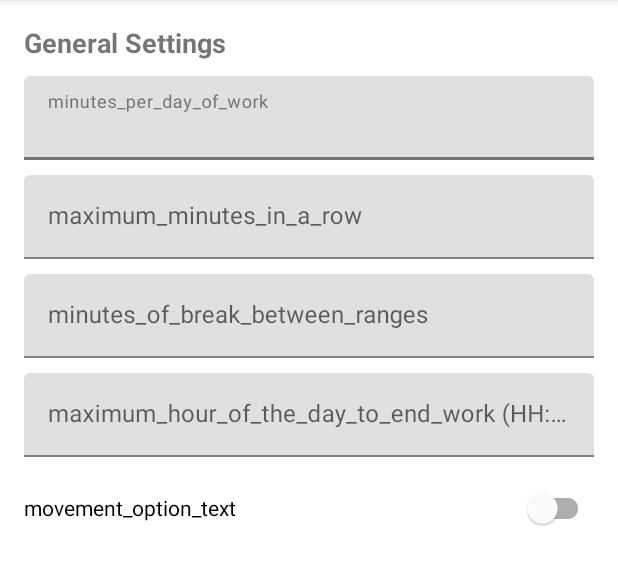
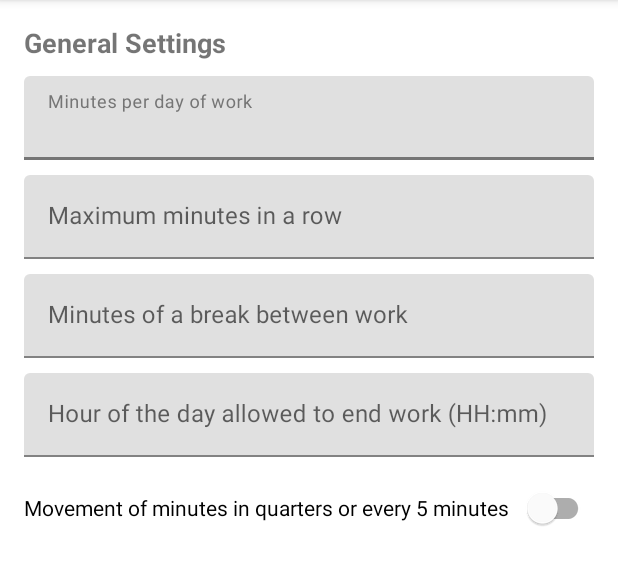
Before and after one commit to totopoloco/android_hours, an Android app: the fragment SettingsFragment shown on its own in the app's theme, on a phone screen of 412 x 824 dp, the part 84-669 px from its top. Run offline under Robolectric (Android 15) with nearby library versions, the phone set to English and light mode, and no system bars; our stand-ins replace Room's generated code; 2 statements that could not run were skipped.

Commit message:
none starts using the properties values

```diff
--- a/app/src/main/AndroidManifest.xml
+++ b/app/src/main/AndroidManifest.xml
@@ -13,7 +13,6 @@
         <activity
                 android:name=".MainActivity"
                 android:exported="true"
-                android:label="@string/app_name"
                 android:theme="@style/Theme.Hours.NoActionBar">
 
         <intent-filter>
--- a/app/src/main/java/at/mavila/android/hours/calculation/TimeUtilitiesService.java
+++ b/app/src/main/java/at/mavila/android/hours/calculation/TimeUtilitiesService.java
@@ -8,6 +8,7 @@ import java.math.RoundingMode;
 import java.time.LocalDateTime;
 import java.time.temporal.ChronoUnit;
 import java.util.List;
+import java.util.Locale;
 import java.util.Objects;
 import java.util.Random;
 
@@ -77,7 +78,7 @@ public final class TimeUtilitiesService {
     long duration = getDurationInMinutes(start, end);
     long hours = duration / 60;
     long minutes = duration % 60;
-    return String.format("%02d:%02d", hours, minutes);
+    return String.format(Locale.getDefault(), "%02d:%02d", hours, minutes);
   }
 
   /**
--- a/app/src/main/java/at/mavila/android/hours/ui/settings/SettingsFragment.java
+++ b/app/src/main/java/at/mavila/android/hours/ui/settings/SettingsFragment.java
@@ -68,7 +68,17 @@ public class SettingsFragment extends Fragment {
 
     });
     minutesPerDayOfWorkEditInputText.addTextChangedListener(
-        new TextInputWatcher(settingsViewModel, SettingsField.MINUTES_PER_DAY_OF_WORK));
+        getTextInputWatcher(
+            settingsViewModel,
+            SettingsField.MINUTES_PER_DAY_OF_WORK,
+            minutesPerDayOfWorkEditInputText)
+    );
+  }
+
+  private static TextInputWatcher getTextInputWatcher(final SettingsViewModel settingsViewModel,
+                                                      final SettingsField settingsField,
+                                                      final TextInputEditText minutesPerDayOfWorkEditInputText) {
+    return new TextInputWatcher(settingsViewModel, settingsField, minutesPerDayOfWorkEditInputText);
   }
 
   @Override
--- a/app/src/main/res/layout/fragment_settings.xml
+++ b/app/src/main/res/layout/fragment_settings.xml
@@ -29,7 +29,7 @@
       <TextView
               android:layout_width="wrap_content"
               android:layout_height="wrap_content"
-              android:text="General Settings"
+              android:text="@string/general_settings"
               android:textSize="18sp"
               android:textStyle="bold" />
 
@@ -47,7 +47,7 @@
                 android:layout_width="match_parent"
                 android:layout_height="wrap_content"
                 android:inputType="number"
-                android:hint="minutes_per_day_of_work"
+                android:hint="@string/minutes_per_day_of_work"
                 android:maxWidth="360dp" />
 
       </com.google.android.material.textfield.TextInputLayout>
@@ -66,7 +66,7 @@
                 android:layout_width="match_parent"
                 android:layout_height="wrap_content"
                 android:inputType="number"
-                android:hint="maximum_minutes_in_a_row"
+                android:hint="@string/maximum_minutes_in_a_row"
                 android:maxWidth="360dp" />
 
       </com.google.android.material.textfield.TextInputLayout>
@@ -85,7 +85,7 @@
                 android:layout_height="wrap_content"
                 android:id="@+id/minutesOfBreakBetweenRangesEditInputText"
                 android:inputType="number"
-                android:hint="minutes_of_break_between_ranges"
+                android:hint="@string/minutes_of_break_between_ranges"
                 android:maxWidth="360dp" />
 
       </com.google.android.material.textfield.TextInputLayout>
@@ -104,17 +104,17 @@
                 android:layout_height="wrap_content"
                 android:id="@+id/maximumHourOfTheDayToEndWorkInputEditText"
                 android:inputType="time"
-                android:hint="maximum_hour_of_the_day_to_end_work (HH:MM)"
+                android:hint="@string/maximum_hour_of_the_day_to_end_work_hh_mm"
                 android:maxWidth="360dp" />
 
       </com.google.android.material.textfield.TextInputLayout>
 
       <com.google.android.material.switchmaterial.SwitchMaterial
-              android:id="@+id/switch_movement_option"
+              android:id="@+id/switch_movement_in_quarters_option"
               android:layout_width="match_parent"
               android:layout_height="wrap_content"
               android:layout_marginTop="10dp"
-              android:text="movement_option_text"
+              android:text="@string/movement_option_text"
               app:layout_constraintStart_toStartOf="parent"
               app:layout_constraintTop_toBottomOf="@id/maximumHourOfTheDayToEndWorkEditText" />
 
--- a/app/src/main/res/values/strings.xml
+++ b/app/src/main/res/values/strings.xml
@@ -27,4 +27,10 @@
     <string name="Expected_lunch_time_in_hh_mm">Expected lunch time in HH:MM</string>
     <string name="Please_input">Please input data</string>
     <string name="menu_settings">Settings</string>
+    <string name="general_settings">General Settings</string>
+    <string name="minutes_per_day_of_work">Minutes per day of work</string>
+    <string name="maximum_minutes_in_a_row">Maximum minutes in a row</string>
+    <string name="minutes_of_break_between_ranges">Minutes of a break between work</string>
+    <string name="maximum_hour_of_the_day_to_end_work_hh_mm">Hour of the day allowed to end work (HH:mm)</string>
+    <string name="movement_option_text">Movement of minutes in quarters or every 5 minutes</string>
 </resources>
```
Also changed, not shown: app/src/main/java/at/mavila/android/hours/ui/home/ClickButtonListener.java (+15 -5 lines), app/src/main/java/at/mavila/android/hours/ui/home/HomeFragment.java (+7 -1 lines), app/src/main/java/at/mavila/android/hours/ui/settings/SettingsViewModel.java (+19 -4 lines), app/src/main/java/at/mavila/android/hours/ui/settings/SettingsViewModelFactory.java (added, +19 -0 lines), app/src/main/java/at/mavila/android/hours/ui/settings/TextInputWatcher.java (+73 -4 lines), 1 other file.
